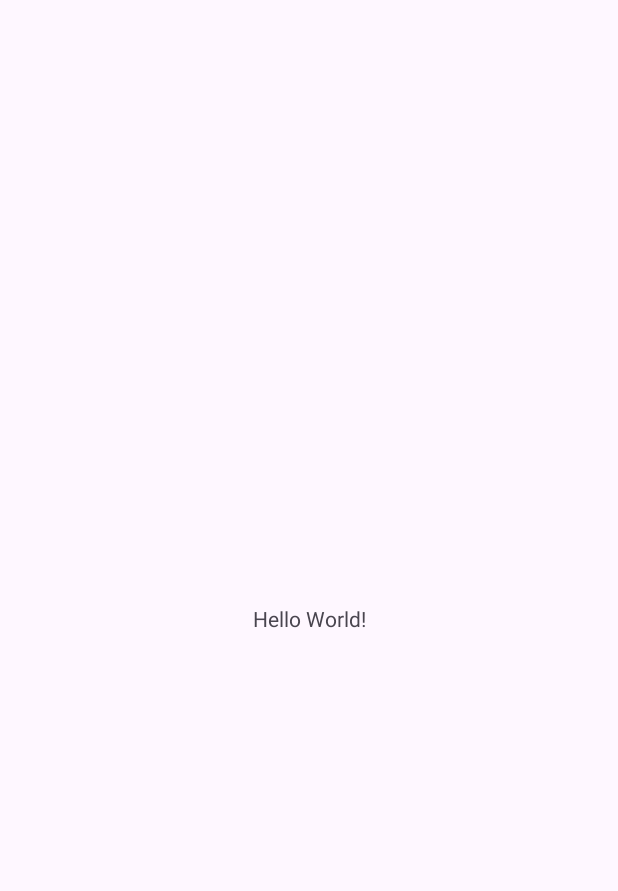
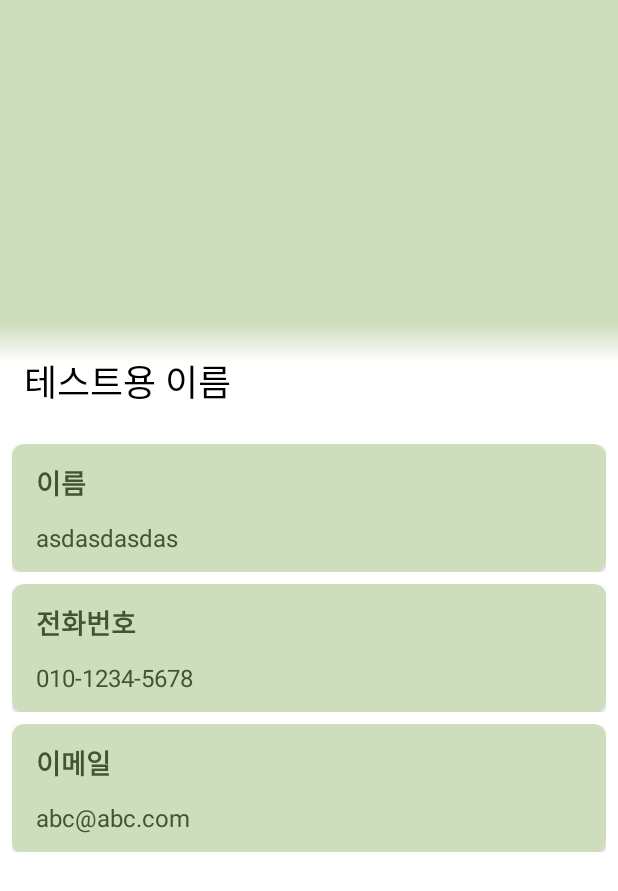
Before and after one commit to winteryy/nbc_contact, an Android app: the screen it shows after launch (MainActivity), on a phone screen of 412 x 824 dp. Before the commit the part shown is almost empty. Shown: the top 891 px of the screen. Run offline under Robolectric (Android 15) with nearby library versions, the phone set to English and light mode, and no system bars.

Commit message:
desgin: 상세 페이지 기본 UI 및 커스텀 뷰 디자인

```diff
--- /dev/null
+++ b/app/src/main/java/com/nbcteam5/nbccontact/ContactDetailFragment.kt
@@ -0,0 +1,32 @@
+package com.nbcteam5.nbccontact
+
+import android.os.Bundle
+import android.view.LayoutInflater
+import android.view.View
+import android.view.ViewGroup
+import androidx.fragment.app.Fragment
+import com.nbcteam5.nbccontact.databinding.FragmentContactDetailBinding
+
+class ContactDetailFragment: Fragment() {
+
+    private var _binding: FragmentContactDetailBinding? = null
+    private val binding get() = _binding!!
+
+    override fun onCreateView(
+        inflater: LayoutInflater,
+        container: ViewGroup?,
+        savedInstanceState: Bundle?
+    ): View {
+        _binding = FragmentContactDetailBinding.inflate(layoutInflater, container, false)
+        return binding.root
+    }
+
+    override fun onViewCreated(view: View, savedInstanceState: Bundle?) {
+        super.onViewCreated(view, savedInstanceState)
+    }
+
+    override fun onDestroyView() {
+        super.onDestroyView()
+        _binding = null
+    }
+}
--- /dev/null
+++ b/app/src/main/java/com/nbcteam5/nbccontact/DetailContentView.kt
@@ -0,0 +1,25 @@
+package com.nbcteam5.nbccontact
+
+import android.content.Context
+import android.util.AttributeSet
+import android.view.LayoutInflater
+import androidx.cardview.widget.CardView
+import com.nbcteam5.nbccontact.databinding.ViewDetatilContentBinding
+
+class DetailContentView(context: Context, attrs: AttributeSet): CardView(context, attrs) {
+    private var binding: ViewDetatilContentBinding = ViewDetatilContentBinding.inflate(
+        LayoutInflater.from(context), this, true
+    )
+
+    init {
+        val typedArray = context.obtainStyledAttributes(attrs, R.styleable.DetailContentView)
+
+        val title = typedArray.getString(R.styleable.DetailContentView_title_text)
+        binding.titleTextView.text = title
+
+        val content = typedArray.getString(R.styleable.DetailContentView_content_text)
+        binding.contentTextView.text= content
+
+        typedArray.recycle()
+    }
+}
--- a/app/src/main/java/com/nbcteam5/nbccontact/MainActivity.kt
+++ b/app/src/main/java/com/nbcteam5/nbccontact/MainActivity.kt
@@ -2,10 +2,18 @@ package com.nbcteam5.nbccontact
 
 import androidx.appcompat.app.AppCompatActivity
 import android.os.Bundle
+import com.nbcteam5.nbccontact.databinding.ActivityMainBinding
 
 class MainActivity : AppCompatActivity() {
+
+    private val binding by lazy {
+        ActivityMainBinding.inflate(layoutInflater)
+    }
+
     override fun onCreate(savedInstanceState: Bundle?) {
         super.onCreate(savedInstanceState)
-        setContentView(R.layout.activity_main)
+        setContentView(binding.root)
+
+        supportFragmentManager.beginTransaction().add(R.id.container, ContactDetailFragment()).commit()
     }
 }
--- /dev/null
+++ b/app/src/main/res/drawable/gradient_white.xml
@@ -0,0 +1,11 @@
+<?xml version="1.0" encoding="utf-8"?>
+<shape xmlns:android="http://schemas.android.com/apk/res/android"
+    android:shape="rectangle">
+
+    <gradient
+        android:angle="90"
+        android:centerY="0.6"
+        android:endColor="#00FFFFFF"
+        android:centerColor="#FFFFFF"
+        android:startColor="#FFFFFF" />
+</shape>
--- a/app/src/main/res/layout/activity_main.xml
+++ b/app/src/main/res/layout/activity_main.xml
@@ -6,13 +6,18 @@
     android:layout_height="match_parent"
     tools:context=".MainActivity">
 
-    <TextView
-        android:layout_width="wrap_content"
-        android:layout_height="wrap_content"
-        android:text="Hello World!"
-        app:layout_constraintBottom_toBottomOf="parent"
-        app:layout_constraintEnd_toEndOf="parent"
-        app:layout_constraintStart_toStartOf="parent"
-        app:layout_constraintTop_toTopOf="parent" />
+<!--    <TextView-->
+<!--        android:layout_width="wrap_content"-->
+<!--        android:layout_height="wrap_content"-->
+<!--        android:text="Hello World!"-->
+<!--        app:layout_constraintBottom_toBottomOf="parent"-->
+<!--        app:layout_constraintEnd_toEndOf="parent"-->
+<!--        app:layout_constraintStart_toStartOf="parent"-->
+<!--        app:layout_constraintTop_toTopOf="parent" />-->
+
+    <androidx.fragment.app.FragmentContainerView
+        android:id="@+id/container"
+        android:layout_width="match_parent"
+        android:layout_height="match_parent"/>
 
 </androidx.constraintlayout.widget.ConstraintLayout>
--- /dev/null
+++ b/app/src/main/res/layout/fragment_contact_detail.xml
@@ -0,0 +1,101 @@
+<?xml version="1.0" encoding="utf-8"?>
+<androidx.coordinatorlayout.widget.CoordinatorLayout xmlns:android="http://schemas.android.com/apk/res/android"
+    android:layout_width="match_parent"
+    android:layout_height="match_parent"
+    android:background="@color/white"
+    xmlns:app="http://schemas.android.com/apk/res-auto"
+    xmlns:tools="http://schemas.android.com/tools">
+
+    <com.google.android.material.appbar.AppBarLayout
+        android:id="@+id/appBarLayout"
+        android:layout_width="match_parent"
+        android:layout_height="wrap_content">
+
+        <com.google.android.material.appbar.CollapsingToolbarLayout
+            android:id="@+id/collapsingLayout"
+            android:layout_width="match_parent"
+            android:layout_height="wrap_content"
+            app:collapsedTitleTextColor="@color/white"
+            app:expandedTitleTextColor="@color/black"
+            app:contentScrim="?attr/colorPrimary"
+            app:layout_scrollFlags="scroll|exitUntilCollapsed">
+
+            <androidx.appcompat.widget.AppCompatImageView
+                android:id="@+id/profileImageView"
+                android:layout_width="match_parent"
+                android:layout_height="280dp"
+                android:scaleType="centerCrop"
+                app:layout_collapseMode="parallax"
+                tools:src="@mipmap/ic_launcher_foreground"
+                android:background="@color/theme_light_green"/>
+
+            <View
+                android:layout_width="match_parent"
+                android:layout_height="?attr/actionBarSize"
+                android:layout_gravity="bottom"
+                android:background="@drawable/gradient_white"/>
+
+            <androidx.appcompat.widget.Toolbar
+                android:id="@+id/toolBar"
+                android:layout_width="match_parent"
+                app:title="테스트용 이름"
+                android:layout_height="?attr/actionBarSize"
+                app:layout_collapseMode="pin" />
+
+        </com.google.android.material.appbar.CollapsingToolbarLayout>
+
+    </com.google.android.material.appbar.AppBarLayout>
+
+    <androidx.core.widget.NestedScrollView
+        android:layout_width="match_parent"
+        android:layout_height="match_parent"
+        android:fillViewport="true"
+        app:layout_behavior="@string/appbar_scrolling_view_behavior">
+
+        <androidx.constraintlayout.widget.ConstraintLayout
+            android:layout_width="match_parent"
+            android:layout_height="0dp"
+            android:animateLayoutChanges="true"
+            android:padding="8dp">
+
+            <com.nbcteam5.nbccontact.DetailContentView
+                android:id="@+id/nameContent"
+                android:layout_width="0dp"
+                android:layout_height="wrap_content"
+                app:cardElevation="0dp"
+                app:layout_constraintStart_toStartOf="parent"
+                app:layout_constraintEnd_toEndOf="parent"
+                app:layout_constraintTop_toTopOf="parent"
+                android:layout_marginTop="8dp"
+                app:title_text="이름"
+                app:content_text="asdasdasdas"/>
+
+            <com.nbcteam5.nbccontact.DetailContentView
+                android:id="@+id/contactContent"
+                android:layout_width="0dp"
+                android:layout_height="wrap_content"
+                app:cardElevation="0dp"
+                app:layout_constraintStart_toStartOf="parent"
+                app:layout_constraintEnd_toEndOf="parent"
+                app:layout_constraintTop_toBottomOf="@id/nameContent"
+                android:layout_marginTop="8dp"
+                app:title_text="전화번호"
+                app:content_text="010-1234-5678"/>
+
+            <com.nbcteam5.nbccontact.DetailContentView
+                android:id="@+id/emailContent"
+                android:layout_width="0dp"
+                android:layout_height="wrap_content"
+                app:cardElevation="0dp"
+                app:layout_constraintStart_toStartOf="parent"
+                app:layout_constraintEnd_toEndOf="parent"
+                app:layout_constraintTop_toBottomOf="@id/contactContent"
+                android:layout_marginTop="8dp"
+                app:title_text="이메일"
+                app:content_text="abc@abc.com"/>
+
+        </androidx.constraintlayout.widget.ConstraintLayout>
+
+    </androidx.core.widget.NestedScrollView>
+
+</androidx.coordinatorlayout.widget.CoordinatorLayout>
--- /dev/null
+++ b/app/src/main/res/layout/view_detatil_content.xml
@@ -0,0 +1,47 @@
+<?xml version="1.0" encoding="utf-8"?>
+
+<androidx.cardview.widget.CardView xmlns:android="http://schemas.android.com/apk/res/android"
+    xmlns:app="http://schemas.android.com/apk/res-auto"
+    xmlns:tools="http://schemas.android.com/tools"
+    android:layout_width="match_parent"
+    android:layout_height="wrap_content"
+    android:backgroundTint="@color/theme_light_green"
+    app:cardCornerRadius="8dp">
+
+    <androidx.constraintlayout.widget.ConstraintLayout
+        android:layout_width="match_parent"
+        android:layout_height="wrap_content">
+
+        <androidx.appcompat.widget.AppCompatTextView
+            android:id="@+id/titleTextView"
+            android:layout_width="0dp"
+            android:layout_height="wrap_content"
+            android:layout_marginHorizontal="16dp"
+            android:layout_marginTop="12dp"
+            android:textColor="@color/theme_olive"
+            android:textSize="18sp"
+            android:textStyle="bold"
+            app:layout_constraintEnd_toEndOf="parent"
+            app:layout_constraintStart_toStartOf="parent"
+            app:layout_constraintTop_toTopOf="parent"
+            tools:text="Mobile" />
+
+        <androidx.appcompat.widget.AppCompatTextView
+            android:id="@+id/contentTextView"
+            android:layout_width="0dp"
+            android:layout_height="wrap_content"
+            android:layout_marginHorizontal="16dp"
+            android:layout_marginTop="12dp"
+            android:layout_marginBottom="12dp"
+            android:textColor="@color/theme_olive"
+            android:textSize="16sp"
+            app:layout_constraintBottom_toBottomOf="parent"
+            app:layout_constraintEnd_toEndOf="parent"
+            app:layout_constraintStart_toStartOf="parent"
+            app:layout_constraintTop_toBottomOf="@id/titleTextView"
+            tools:text="010-1234-5678" />
+
+    </androidx.constraintlayout.widget.ConstraintLayout>
+
+
+</androidx.cardview.widget.CardView>
--- /dev/null
+++ b/app/src/main/res/values/attrs.xml
@@ -0,0 +1,7 @@
+<?xml version="1.0" encoding="utf-8"?>
+<resources>
+    <declare-styleable name="DetailContentView">
+        <attr name="title_text" format="string|reference"/>
+        <attr name="content_text" format="string|reference"/>
+    </declare-styleable>
+</resources>
--- a/app/src/main/res/values/themes.xml
+++ b/app/src/main/res/values/themes.xml
@@ -7,5 +7,13 @@
         <item name="colorOnPrimary">@color/white</item>
     </style>
 
+    <style name="CollapsingToolbar.TitleText.Expanded" parent="TextAppearance.Design.CollapsingToolbar.Expanded">
+        <item name="android:textColor">@color/black</item>
+    </style>
+
+    <style name="CollapsingToolbar.TitleText.collapsed" parent="TextAppearance.AppCompat.Title">
+        <item name="android:textColor">@color/white</item>
+    </style>
+
     <style name="Theme.NbcContact" parent="Base.Theme.NbcContact" />
 </resources>
```
